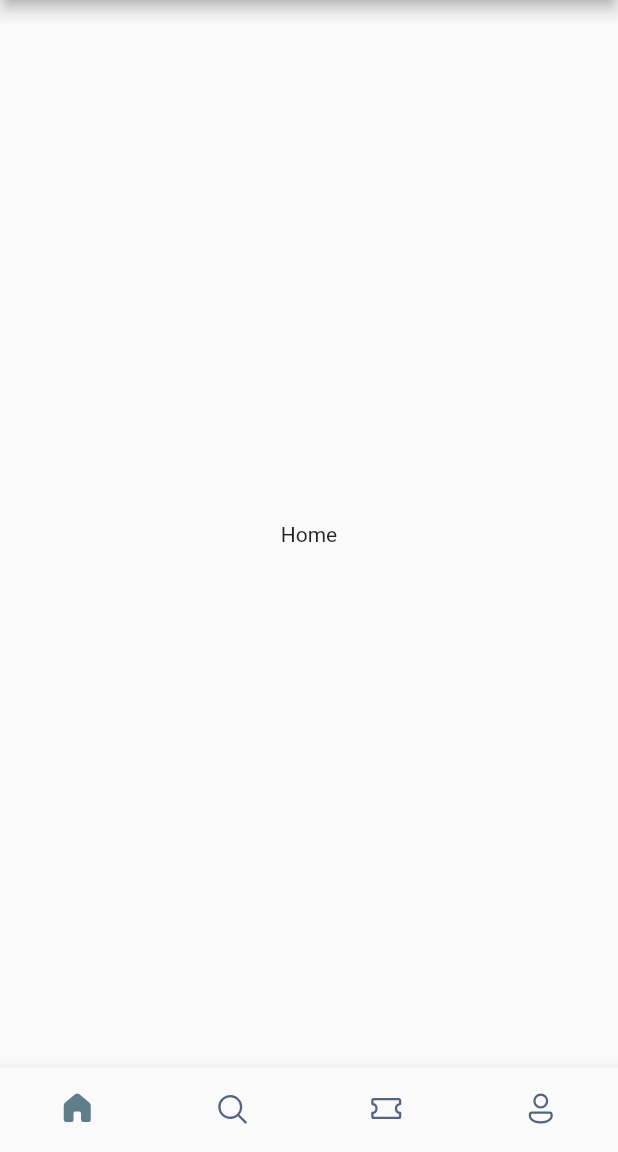
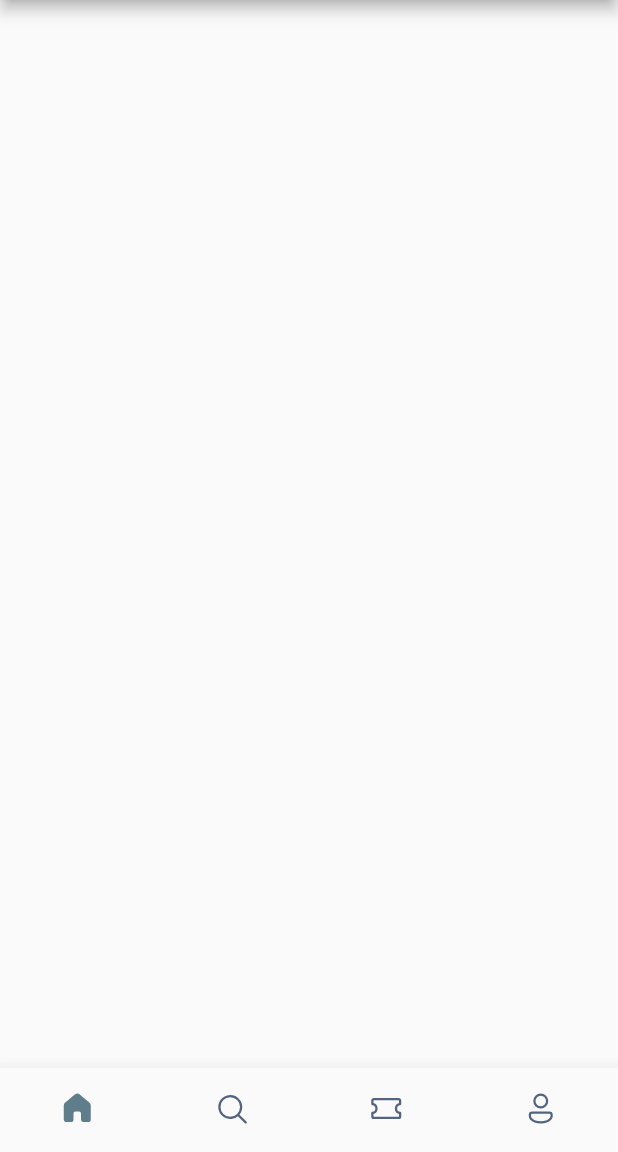
Before and after one commit to OkoroaforKelechiDivine/booking-ticket, a Flutter app: the screen it shows after launch, on a phone screen of 412 x 824 dp, the part 84-1236 px from its top. Run offline on Flutter 3.47's test engine with Material 2 defaults, Android fonts, the phone set to English and light mode, and no system bars; our stand-ins replace fluentui_icons.

Commit message:
created the home screen

```diff
--- a/lib/screens/bottom_bar.dart
+++ b/lib/screens/bottom_bar.dart
@@ -1,3 +1,4 @@
+import 'package:app/screens/home_screen.dart';
 import 'package:fluentui_icons/fluentui_icons.dart';
 import 'package:flutter/material.dart';
 
@@ -12,7 +13,7 @@ class _BottomBarState extends State<BottomBar> {
 
   int _selectedIndex = 0;
   static final List<Widget>_widgetOptions = <Widget>[
-    const Text("Home"),
+    const HomeScreen(),
     const Text("Search"),
     const Text("Tickets"),
     const Text("Profile")
--- /dev/null
+++ b/lib/screens/home_screen.dart
@@ -0,0 +1,10 @@
+import 'package:flutter/cupertino.dart';
+
+class HomeScreen extends StatelessWidget {
+  const HomeScreen({Key? key}) : super(key: key);
+
+  @override
+  Widget build(BuildContext context) {
+    return Container();
+  }
+}
```
